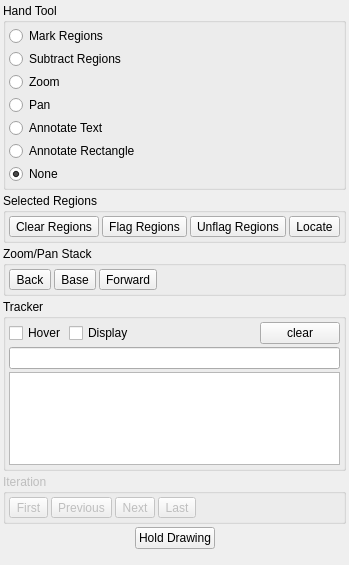
radio-astro/casa, file code/plotms/GuiTabs/PlotMSToolsTab.ui: the form before one commit.
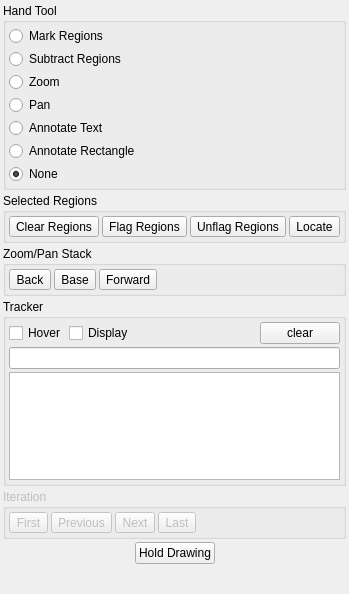
The form after the commit. Icons and pictures are not drawn.

Commit message: New Development: Yes             JIRA Issue: CAS-4976         Ready for Test: Yes      Interface Changes: Yes What Interface Changed: To numerous to list.          Test Programs: Please see test directory   Put in Release Notes: No              Module(s): Plotms            Description: 1.  Removal of "interactive" parameter. 2.  Contains preliminary work on supporting multiple plots per page.

Patch:
```diff
--- a/code/plotms/GuiTabs/PlotMSToolsTab.ui
+++ b/code/plotms/GuiTabs/PlotMSToolsTab.ui
@@ -1,12 +1,12 @@
 <ui version="4.0" >
  <class>ToolsTab</class>
- <widget class="QWidget" name="ToolsTab" >
-  <property name="geometry" >
+ <widget class="QWidget" name="ToolsTab">
+  <property name="geometry">
    <rect>
     <x>0</x>
     <y>0</y>
     <width>275</width>
-    <height>565</height>
+    <height>594</height>
    </rect>
   </property>
   <property name="sizePolicy" >
@@ -15,9 +15,9 @@
     <verstretch>0</verstretch>
    </sizepolicy>
   </property>
-  <property name="maximumSize" >
+  <property name="maximumSize">
    <size>
-    <width>275</width>
+    <width>325</width>
     <height>16777215</height>
    </size>
   </property>
```
Left out of the diff: 364 changed lines with no effect on the pictures. The commit also changes 123 other files.
